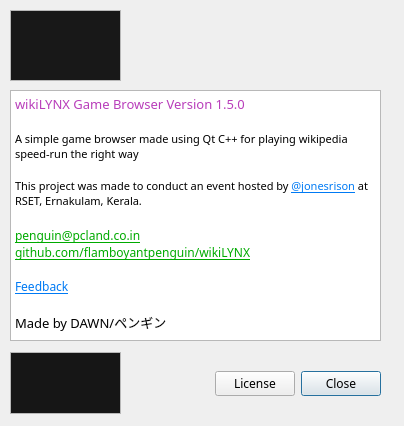
Before: the Qt Designer form wikiLYNX/ui/about.ui in flamboyantpenguin/wikilynx, drawn with Qt 5.
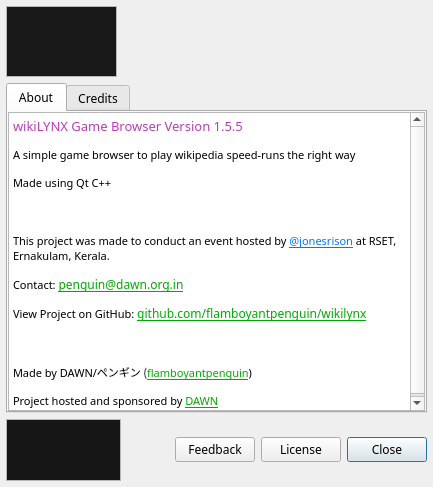
After: the same form once the commit is applied. Icons and pictures are not drawn.

Commit message: Release 1.5.5-C0 - Fixed incorrect gamewindow status - Fonts should now be clear on Windows (Disabled hinting) - Doc Update (Imcomplete) - Added newsew icons - Added credits (Incomplete) - Light/Dark Variants for Image assets (Imcomplete)

Patch:
```diff
--- a/wikiLYNX/ui/about.ui
+++ b/wikiLYNX/ui/about.ui
@@ -9,8 +9,8 @@
    <rect>
     <x>0</x>
     <y>0</y>
-    <width>404</width>
-    <height>426</height>
+    <width>433</width>
+    <height>487</height>
    </rect>
   </property>
   <property name="minimumSize">
@@ -21,13 +21,14 @@
   </property>
   <property name="maximumSize">
    <size>
-    <width>404</width>
-    <height>426</height>
+    <width>16777215</width>
+    <height>16777215</height>
    </size>
   </property>
   <property name="font">
    <font>
     <family>Comfortaa</family>
+    <hintingpreference>PreferNoHinting</hintingpreference>
    </font>
   </property>
   <property name="windowTitle">
@@ -37,63 +38,26 @@
    <iconset resource="../assets/assets.qrc">
     <normaloff>:/base/images/wikiLYNX_logo.svg</normaloff>:/base/images/wikiLYNX_logo.svg</iconset>
   </property>
-  <widget class="QTextBrowser" name="aboutPage">
-   <property name="geometry">
-    <rect>
-     <x>10</x>
-     <y>90</y>
-     <width>371</width>
-     <height>251</height>
-    </rect>
+  <layout class="QVBoxLayout" name="verticalLayout_2" stretch="0,1,0">
+   <property name="leftMargin">
+    <number>6</number>
    </property>
-   <property name="font">
-    <font>
-     <family>Comfortaa</family>
-    </font>
+   <property name="topMargin">
+    <number>6</number>
    </property>
-   <property name="inputMethodHints">
-    <set>Qt::InputMethodHint::ImhNone</set>
+   <property name="rightMargin">
+    <number>6</number>
    </property>
-   <property name="html">
-    <string>&lt;!DOCTYPE HTML PUBLIC &quot;-//W3C//DTD HTML 4.0//EN&quot; &quot;http://www.w3.org/TR/REC-html40/strict.dtd&quot;&gt;
-&lt;html&gt;&lt;head&gt;&lt;meta name=&quot;qrichtext&quot; content=&quot;1&quot; /&gt;&lt;meta charset=&quot;utf-8&quot; /&gt;&lt;style type=&quot;text/css&quot;&gt;
-p, li { white-space: pre-wrap; }
-hr { height: 1px; border-width: 0; }
-li.unchecked::marker { content: &quot;\2610&quot;; }
-li.checked::marker { content: &quot;\2612&quot;; }
-&lt;/style&gt;&lt;/head&gt;&lt;body style=&quot; font-family:'Comfortaa'; font-size:10pt; font-weight:400; font-style:normal;&quot;&gt;
-&lt;p style=&quot; margin-top:0px; margin-bottom:0px; margin-left:0px; margin-right:0px; -qt-block-indent:0; text-indent:0px;&quot;&gt;&lt;span style=&quot; color:#b83dba;&quot;&gt;wikiLYNX Game Browser Version 1.5.0&lt;/span&gt;&lt;/p&gt;
-&lt;p style=&quot;-qt-paragraph-type:empty; margin-top:0px; margin-bottom:0px; margin-left:0px; margin-right:0px; -qt-block-indent:0; text-indent:0px; color:#b83dba;&quot;&gt;&lt;br /&gt;&lt;/p&gt;
-&lt;p style=&quot; margin-top:0px; margin-bottom:0px; margin-left:0px; margin-right:0px; -qt-block-indent:0; text-indent:0px;&quot;&gt;&lt;span style=&quot; font-size:8pt;&quot;&gt;A simple game browser made using Qt C++ for playing wikipedia speed-run the right way  &lt;/span&gt;&lt;/p&gt;
-&lt;p style=&quot;-qt-paragraph-type:empty; margin-top:0px; margin-bottom:0px; margin-left:0px; margin-right:0px; -qt-block-indent:0; text-indent:0px; font-size:8pt;&quot;&gt;&lt;br /&gt;&lt;/p&gt;
-&lt;p style=&quot; margin-top:0px; margin-bottom:0px; margin-left:0px; margin-right:0px; -qt-block-indent:0; text-indent:0px;&quot;&gt;&lt;span style=&quot; font-size:8pt;&quot;&gt;This project was made to conduct an event hosted by &lt;/span&gt;&lt;a href=&quot;https://jonesrison.github.io/&quot;&gt;&lt;span style=&quot; font-size:8pt; text-decoration: underline; color:#007af4;&quot;&gt;@jonesrison&lt;/span&gt;&lt;/a&gt;&lt;span style=&quot; font-size:8pt;&quot;&gt; at RSET, Ernakulam, Kerala. &lt;/span&gt;&lt;/p&gt;
-&lt;p style=&quot;-qt-paragraph-type:empty; margin-top:0px; margin-bottom:0px; margin-left:0px; margin-right:0px; -qt-block-indent:0; text-indent:0px;&quot;&gt;&lt;br /&gt;&lt;/p&gt;
-&lt;p style=&quot; margin-top:0px; margin-bottom:0px; margin-left:0px; margin-right:0px; -qt-block-indent:0; text-indent:0px;&quot;&gt;&lt;a href=&quot;mailto:penguin@pcland.co.in&quot;&gt;&lt;span style=&quot; font-size:9pt; text-decoration: underline; color:#00aa00;&quot;&gt;penguin@pcland.co.in&lt;/span&gt;&lt;/a&gt;&lt;/p&gt;
-&lt;p style=&quot; margin-top:0px; margin-bottom:0px; margin-left:0px; margin-right:0px; -qt-block-indent:0; text-indent:0px;&quot;&gt;&lt;a href=&quot;https://github.com/flamboyantpenguin/wikiLYNX&quot;&gt;&lt;span style=&quot; font-size:9pt; text-decoration: underline; color:#00aa00;&quot;&gt;github.com/flamboyantpenguin/wikiLYNX&lt;/span&gt;&lt;/a&gt;&lt;/p&gt;
-&lt;p style=&quot;-qt-paragraph-type:empty; margin-top:0px; margin-bottom:0px; margin-left:0px; margin-right:0px; -qt-block-indent:0; text-indent:0px; font-size:9pt; text-decoration: underline; color:#00aa00;&quot;&gt;&lt;br /&gt;&lt;/p&gt;
-&lt;p style=&quot; margin-top:0px; margin-bottom:0px; margin-left:0px; margin-right:0px; -qt-block-indent:0; text-indent:0px;&quot;&gt;&lt;a href=&quot;https://forms.gle/SScZKbFLFBffdVay8&quot;&gt;&lt;span style=&quot; font-size:9pt; text-decoration: underline; color:#007af4;&quot;&gt;Feedback&lt;/span&gt;&lt;/a&gt;&lt;/p&gt;
-&lt;p style=&quot;-qt-paragraph-type:empty; margin-top:0px; margin-bottom:0px; margin-left:0px; margin-right:0px; -qt-block-indent:0; text-indent:0px; font-size:9pt; text-decoration: underline; color:#007af4;&quot;&gt;&lt;br /&gt;&lt;/p&gt;
-&lt;p style=&quot; margin-top:0px; margin-bottom:0px; margin-left:0px; margin-right:0px; -qt-block-indent:0; text-indent:0px;&quot;&gt;Made by DAWN/ペンギン&lt;/p&gt;&lt;/body&gt;&lt;/html&gt;</string>
+   <property name="bottomMargin">
+    <number>6</number>
    </property>
-   <property name="textInteractionFlags">
-    <set>Qt::TextInteractionFlag::LinksAccessibleByKeyboard|Qt::TextInteractionFlag::LinksAccessibleByMouse|Qt::TextInteractionFlag::TextBrowserInteraction|Qt::TextInteractionFlag::TextSelectableByKeyboard|Qt::TextInteractionFlag::TextSelectableByMouse</set>
-   </property>
-   <property name="openExternalLinks">
-    <bool>true</bool>
-   </property>
-  </widget>
-  <widget class="QWidget" name="horizontalLayoutWidget">
-   <property name="geometry">
-    <rect>
-     <x>10</x>
-     <y>10</y>
-     <width>371</width>
-     <height>72</height>
-    </rect>
-   </property>
+   <item>
    <layout class="QHBoxLayout" name="horizontalLayout">
     <item>
-     <widget class="QTextBrowser" name="textBrowser">
+      <widget class="QTextBrowser" name="appLogo">
+       <property name="enabled">
+        <bool>true</bool>
+       </property>
       <property name="maximumSize">
        <size>
         <width>111</width>
@@ -117,7 +81,7 @@
 li.unchecked::marker { content: &quot;\2610&quot;; }
 li.checked::marker { content: &quot;\2612&quot;; }
 &lt;/style&gt;&lt;/head&gt;&lt;body style=&quot; font-family:'Comfortaa'; font-size:10pt; font-weight:400; font-style:normal;&quot; bgcolor=&quot;#181818&quot;&gt;
-&lt;p style=&quot; margin-top:0px; margin-bottom:0px; margin-left:0px; margin-right:0px; -qt-block-indent:0; text-indent:0px;&quot;&gt;&lt;img src=&quot;:/base/images/wikiLYNX_logo.svg&quot; width=&quot;100&quot; height=&quot;60&quot; /&gt;&lt;/p&gt;&lt;/body&gt;&lt;/html&gt;</string>
+&lt;p style=&quot; margin-top:0px; margin-bottom:0px; margin-left:0px; margin-right:0px; -qt-block-indent:0; text-indent:0px;&quot;&gt;&lt;img src=&quot;:/base/images/wikiLYNX_logo.svg&quot; width=&quot;90&quot; height=&quot;70&quot; /&gt;&lt;/p&gt;&lt;/body&gt;&lt;/html&gt;</string>
       </property>
       <property name="textInteractionFlags">
        <set>Qt::TextInteractionFlag::NoTextInteraction</set>
@@ -138,28 +102,157 @@
      </spacer>
     </item>
    </layout>
-  </widget>
-  <widget class="QWidget" name="horizontalLayoutWidget_2">
-   <property name="geometry">
-    <rect>
-     <x>10</x>
-     <y>350</y>
-     <width>371</width>
-     <height>67</height>
-    </rect>
-   </property>
+   </item>
+   <item>
+    <widget class="QTabWidget" name="tabWidget">
+     <property name="currentIndex">
+      <number>0</number>
+     </property>
+     <widget class="QWidget" name="aboutTab">
+      <attribute name="title">
+       <string>About</string>
+      </attribute>
+      <layout class="QVBoxLayout" name="verticalLayout">
+       <property name="spacing">
+        <number>0</number>
+       </property>
+       <property name="leftMargin">
+        <number>0</number>
+       </property>
+       <property name="topMargin">
+        <number>0</number>
+       </property>
+       <property name="rightMargin">
+        <number>0</number>
+       </property>
+       <property name="bottomMargin">
+        <number>0</number>
+       </property>
+       <item>
+        <widget class="QTextBrowser" name="aboutPage">
+         <property name="font">
+          <font>
+           <family>Comfortaa</family>
+           <hintingpreference>PreferNoHinting</hintingpreference>
+          </font>
+         </property>
+         <property name="inputMethodHints">
+          <set>Qt::InputMethodHint::ImhNone</set>
+         </property>
+         <property name="frameShape">
+          <enum>QFrame::Shape::StyledPanel</enum>
+         </property>
+         <property name="frameShadow">
+          <enum>QFrame::Shadow::Sunken</enum>
+         </property>
+         <property name="verticalScrollBarPolicy">
+          <enum>Qt::ScrollBarPolicy::ScrollBarAsNeeded</enum>
+         </property>
+         <property name="html">
+          <string>&lt;!DOCTYPE HTML PUBLIC &quot;-//W3C//DTD HTML 4.0//EN&quot; &quot;http://www.w3.org/TR/REC-html40/strict.dtd&quot;&gt;
+&lt;html&gt;&lt;head&gt;&lt;meta name=&quot;qrichtext&quot; content=&quot;1&quot; /&gt;&lt;meta charset=&quot;utf-8&quot; /&gt;&lt;style type=&quot;text/css&quot;&gt;
+p, li { white-space: pre-wrap; }
+hr { height: 1px; border-width: 0; }
+li.unchecked::marker { content: &quot;\2610&quot;; }
+li.checked::marker { content: &quot;\2612&quot;; }
+&lt;/style&gt;&lt;/head&gt;&lt;body style=&quot; font-family:'Comfortaa'; font-size:10pt; font-weight:400; font-style:normal;&quot;&gt;
+&lt;p style=&quot; margin-top:12px; margin-bottom:12px; margin-left:0px; margin-right:0px; -qt-block-indent:0; text-indent:0px;&quot;&gt;&lt;span style=&quot; color:#b83dba;&quot;&gt;wikiLYNX Game Browser Version 1.5.5&lt;/span&gt;&lt;/p&gt;
+&lt;p style=&quot; margin-top:12px; margin-bottom:12px; margin-left:0px; margin-right:0px; -qt-block-indent:0; text-indent:0px;&quot;&gt;&lt;span style=&quot; font-size:8pt;&quot;&gt;A simple game browser to play wikipedia speed-runs the right way &lt;/span&gt;&lt;/p&gt;
+&lt;p style=&quot; margin-top:12px; margin-bottom:12px; margin-left:0px; margin-right:0px; -qt-block-indent:0; text-indent:0px;&quot;&gt;&lt;span style=&quot; font-size:8pt;&quot;&gt;Made using Qt C++&lt;/span&gt;&lt;/p&gt;
+&lt;p style=&quot;-qt-paragraph-type:empty; margin-top:0px; margin-bottom:0px; margin-left:0px; margin-right:0px; -qt-block-indent:0; text-indent:0px;&quot;&gt;&lt;br /&gt;&lt;/p&gt;
+&lt;p style=&quot; margin-top:12px; margin-bottom:12px; margin-left:0px; margin-right:0px; -qt-block-indent:0; text-indent:0px;&quot;&gt;&lt;span style=&quot; font-size:8pt;&quot;&gt;This project was made to conduct an event hosted by &lt;/span&gt;&lt;a href=&quot;https://jonesrison.github.io/&quot;&gt;&lt;span style=&quot; font-size:8pt; text-decoration: underline; color:#007af4;&quot;&gt;@jonesrison&lt;/span&gt;&lt;/a&gt;&lt;span style=&quot; font-size:8pt;&quot;&gt; at RSET, Ernakulam, Kerala. &lt;/span&gt;&lt;/p&gt;
+&lt;p style=&quot; margin-top:12px; margin-bottom:12px; margin-left:0px; margin-right:0px; -qt-block-indent:0; text-indent:0px;&quot;&gt;&lt;span style=&quot; font-size:8pt;&quot;&gt;Contact: &lt;/span&gt;&lt;a href=&quot;mailto:penguin@dawn.org.in&quot;&gt;&lt;span style=&quot; font-size:9pt; text-decoration: underline; color:#00aa00;&quot;&gt;penguin@dawn.org.in&lt;/span&gt;&lt;/a&gt;&lt;/p&gt;
+&lt;p style=&quot; margin-top:12px; margin-bottom:12px; margin-left:0px; margin-right:0px; -qt-block-indent:0; text-indent:0px;&quot;&gt;&lt;span style=&quot; font-size:8pt;&quot;&gt;View Project on GitHub: &lt;/span&gt;&lt;a href=&quot;https://github.com/flamboyantpenguin/wikilynx&quot;&gt;&lt;span style=&quot; font-size:9pt; text-decoration: underline; color:#00aa00;&quot;&gt;github.com/flamboyantpenguin/wikilynx&lt;/span&gt;&lt;/a&gt;&lt;/p&gt;
+&lt;p style=&quot;-qt-paragraph-type:empty; margin-top:12px; margin-bottom:12px; margin-left:0px; margin-right:0px; -qt-block-indent:0; text-indent:0px;&quot;&gt;&lt;br /&gt;&lt;/p&gt;
+&lt;p style=&quot; margin-top:12px; margin-bottom:12px; margin-left:0px; margin-right:0px; -qt-block-indent:0; text-indent:0px;&quot;&gt;&lt;span style=&quot; font-size:8pt;&quot;&gt;Made by DAWN/ペンギン (&lt;/span&gt;&lt;a href=&quot;https://flamboyantpenguin.in&quot;&gt;&lt;span style=&quot; font-size:8pt; text-decoration: underline; color:#00aa00;&quot;&gt;flamboyantpenguin&lt;/span&gt;&lt;/a&gt;&lt;span style=&quot; font-size:8pt;&quot;&gt;)&lt;/span&gt;&lt;/p&gt;
+&lt;p style=&quot; margin-top:12px; margin-bottom:12px; margin-left:0px; margin-right:0px; -qt-block-indent:0; text-indent:0px;&quot;&gt;&lt;span style=&quot; font-size:8pt;&quot;&gt;Project hosted and sponsored by &lt;/span&gt;&lt;a href=&quot;https://dawn.org.in&quot;&gt;&lt;span style=&quot; font-size:8pt; text-decoration: underline; color:#00aa00;&quot;&gt;DAWN&lt;/span&gt;&lt;/a&gt;&lt;/p&gt;&lt;/body&gt;&lt;/html&gt;</string>
+         </property>
+         <property name="textInteractionFlags">
+          <set>Qt::TextInteractionFlag::LinksAccessibleByKeyboard|Qt::TextInteractionFlag::LinksAccessibleByMouse|Qt::TextInteractionFlag::TextBrowserInteraction|Qt::TextInteractionFlag::TextSelectableByKeyboard|Qt::TextInteractionFlag::TextSelectableByMouse</set>
+         </property>
+         <property name="openExternalLinks">
+          <bool>true</bool>
+         </property>
+        </widget>
+       </item>
+      </layout>
+     </widget>
+     <widget class="QWidget" name="creditsTab">
+      <attribute name="title">
+       <string>Credits</string>
+      </attribute>
+      <layout class="QVBoxLayout" name="verticalLayout_3">
+       <property name="spacing">
+        <number>0</number>
+       </property>
+       <property name="leftMargin">
+        <number>0</number>
+       </property>
+       <property name="topMargin">
+        <number>0</number>
+       </property>
+       <property name="rightMargin">
+        <number>0</number>
+       </property>
+       <property name="bottomMargin">
+        <number>0</number>
+       </property>
+       <item>
+        <widget class="QTextBrowser" name="credits">
+         <property name="html">
+          <string>&lt;!DOCTYPE HTML PUBLIC &quot;-//W3C//DTD HTML 4.0//EN&quot; &quot;http://www.w3.org/TR/REC-html40/strict.dtd&quot;&gt;
+&lt;html&gt;&lt;head&gt;&lt;meta name=&quot;qrichtext&quot; content=&quot;1&quot; /&gt;&lt;meta charset=&quot;utf-8&quot; /&gt;&lt;style type=&quot;text/css&quot;&gt;
+p, li { white-space: pre-wrap; }
+hr { height: 1px; border-width: 0; }
+li.unchecked::marker { content: &quot;\2610&quot;; }
+li.checked::marker { content: &quot;\2612&quot;; }
+&lt;/style&gt;&lt;/head&gt;&lt;body style=&quot; font-family:'Comfortaa'; font-size:10pt; font-weight:400; font-style:normal;&quot;&gt;
+&lt;p style=&quot; margin-top:0px; margin-bottom:0px; margin-left:0px; margin-right:0px; -qt-block-indent:0; text-indent:0px;&quot;&gt;&lt;span style=&quot; font-size:8pt;&quot;&gt;# Credits de wikiLYNX Game Browser&lt;/span&gt;&lt;/p&gt;
+&lt;p style=&quot;-qt-paragraph-type:empty; margin-top:0px; margin-bottom:0px; margin-left:0px; margin-right:0px; -qt-block-indent:0; text-indent:0px; font-size:8pt;&quot;&gt;&lt;br /&gt;&lt;/p&gt;
+&lt;p style=&quot; margin-top:0px; margin-bottom:0px; margin-left:0px; margin-right:0px; -qt-block-indent:0; text-indent:0px;&quot;&gt;&lt;span style=&quot; font-size:8pt;&quot;&gt;This game wouldn't have been what it is now without the help of some wonder individuals in this world. Their feedback, guidance and support help shaped this what is is now, from the UI to the game system. &lt;/span&gt;&lt;/p&gt;
+&lt;p style=&quot;-qt-paragraph-type:empty; margin-top:0px; margin-bottom:0px; margin-left:0px; margin-right:0px; -qt-block-indent:0; text-indent:0px; font-size:8pt;&quot;&gt;&lt;br /&gt;&lt;/p&gt;
+&lt;p style=&quot; margin-top:0px; margin-bottom:0px; margin-left:0px; margin-right:0px; -qt-block-indent:0; text-indent:0px;&quot;&gt;&lt;span style=&quot; font-size:8pt;&quot;&gt;First I would like to thank @jonesrison for the wonderful idea of making this a game. I, @jonesrison and @joel once sat down together in a lab session at college to play this game. Realising the fun and thrill of this game, we decided to host this game as a college event. This browser was thus born as a solution to implement some rules and system to decide winners among the players. &lt;/span&gt;&lt;/p&gt;
+&lt;p style=&quot;-qt-paragraph-type:empty; margin-top:0px; margin-bottom:0px; margin-left:0px; margin-right:0px; -qt-block-indent:0; text-indent:0px; font-size:8pt;&quot;&gt;&lt;br /&gt;&lt;/p&gt;
+&lt;p style=&quot; margin-top:0px; margin-bottom:0px; margin-left:0px; margin-right:0px; -qt-block-indent:0; text-indent:0px;&quot;&gt;&lt;span style=&quot; font-size:8pt;&quot;&gt;The event was hosted on Rajagiri School of Engineering and Technology. The event though with small hiccups, was a successfull one. The event success should also be credit to somehardworking individuals who volunteered to help us coordinate things. I also thank teachers and all faculty members for their guidance and approval. &lt;/span&gt;&lt;/p&gt;
+&lt;p style=&quot;-qt-paragraph-type:empty; margin-top:0px; margin-bottom:0px; margin-left:0px; margin-right:0px; -qt-block-indent:0; text-indent:0px; font-size:8pt;&quot;&gt;&lt;br /&gt;&lt;/p&gt;
+&lt;p style=&quot; margin-top:0px; margin-bottom:0px; margin-left:0px; margin-right:0px; -qt-block-indent:0; text-indent:0px;&quot;&gt;&lt;span style=&quot; font-size:8pt;&quot;&gt;Notable Mentions:&lt;/span&gt;&lt;/p&gt;
+&lt;p style=&quot;-qt-paragraph-type:empty; margin-top:0px; margin-bottom:0px; margin-left:0px; margin-right:0px; -qt-block-indent:0; text-indent:0px; font-size:8pt;&quot;&gt;&lt;br /&gt;&lt;/p&gt;
+&lt;p style=&quot; margin-top:0px; margin-bottom:0px; margin-left:0px; margin-right:0px; -qt-block-indent:0; text-indent:0px;&quot;&gt;&lt;span style=&quot; font-size:8pt;&quot;&gt;Pre-Alpha Stage Testers:&lt;/span&gt;&lt;/p&gt;
+&lt;p style=&quot;-qt-paragraph-type:empty; margin-top:0px; margin-bottom:0px; margin-left:0px; margin-right:0px; -qt-block-indent:0; text-indent:0px; font-size:8pt;&quot;&gt;&lt;br /&gt;&lt;/p&gt;
+&lt;p style=&quot; margin-top:0px; margin-bottom:0px; margin-left:0px; margin-right:0px; -qt-block-indent:0; text-indent:0px;&quot;&gt;&lt;span style=&quot; font-size:8pt;&quot;&gt; - @jonesrison&lt;/span&gt;&lt;/p&gt;
+&lt;p style=&quot; margin-top:0px; margin-bottom:0px; margin-left:0px; margin-right:0px; -qt-block-indent:0; text-indent:0px;&quot;&gt;&lt;span style=&quot; font-size:8pt;&quot;&gt; - @sid&lt;/span&gt;&lt;/p&gt;
+&lt;p style=&quot; margin-top:0px; margin-bottom:0px; margin-left:0px; margin-right:0px; -qt-block-indent:0; text-indent:0px;&quot;&gt;&lt;span style=&quot; font-size:8pt;&quot;&gt; - @hafeez&lt;/span&gt;&lt;/p&gt;
+&lt;p style=&quot;-qt-paragraph-type:empty; margin-top:0px; margin-bottom:0px; margin-left:0px; margin-right:0px; -qt-block-indent:0; text-indent:0px; font-size:8pt;&quot;&gt;&lt;br /&gt;&lt;/p&gt;
+&lt;p style=&quot;-qt-paragraph-type:empty; margin-top:0px; margin-bottom:0px; margin-left:0px; margin-right:0px; -qt-block-indent:0; text-indent:0px; font-size:8pt;&quot;&gt;&lt;br /&gt;&lt;/p&gt;
+&lt;p style=&quot; margin-top:0px; margin-bottom:0px; margin-left:0px; margin-right:0px; -qt-block-indent:0; text-indent:0px;&quot;&gt;&lt;span style=&quot; font-size:8pt;&quot;&gt;This project is based on the Qt Project and I can't fail to admit the potential of this framework. I believe Qt remains as one of the best GUI frameworks in existence. Special thanks to the Chromium Project as well who's behind the QtWebEngine. &lt;/span&gt;&lt;/p&gt;
+&lt;p style=&quot;-qt-paragraph-type:empty; margin-top:0px; margin-bottom:0px; margin-left:0px; margin-right:0px; -qt-block-indent:0; text-indent:0px; font-size:8pt;&quot;&gt;&lt;br /&gt;&lt;/p&gt;
+&lt;p style=&quot; margin-top:0px; margin-bottom:0px; margin-left:0px; margin-right:0px; -qt-block-indent:0; text-indent:0px;&quot;&gt;&lt;span style=&quot; font-size:8pt;&quot;&gt;I can't deny the power of generative AI technology in this era. I found them helpful to learn some difficult parts of app development, namely Debian, Flatpak and AppImage packaging within a short time.&lt;/span&gt;&lt;/p&gt;
+&lt;p style=&quot;-qt-paragraph-type:empty; margin-top:0px; margin-bottom:0px; margin-left:0px; margin-right:0px; -qt-block-indent:0; text-indent:0px; font-size:8pt;&quot;&gt;&lt;br /&gt;&lt;/p&gt;
+&lt;p style=&quot; margin-top:0px; margin-bottom:0px; margin-left:0px; margin-right:0px; -qt-block-indent:0; text-indent:0px;&quot;&gt;&lt;span style=&quot; font-size:8pt;&quot;&gt;The forces of the world perhaps aligned in the right timing and in the right direction caused events that led to the development of this game. I thank this world for the events that led to the development of the game. &lt;/span&gt;&lt;/p&gt;
+&lt;p style=&quot;-qt-paragraph-type:empty; margin-top:0px; margin-bottom:0px; margin-left:0px; margin-right:0px; -qt-block-indent:0; text-indent:0px; font-size:8pt;&quot;&gt;&lt;br /&gt;&lt;/p&gt;&lt;/body&gt;&lt;/html&gt;</string>
+         </property>
+        </widget>
+       </item>
+      </layout>
+     </widget>
+    </widget>
+   </item>
+   <item>
    <layout class="QHBoxLayout" name="horizontalLayout_2">
     <item>
      <widget class="QTextBrowser" name="textBrowser_2">
       <property name="maximumSize">
        <size>
-        <width>111</width>
+         <width>115</width>
         <height>62</height>
        </size>
       </property>
       <property name="inputMethodHints">
        <set>Qt::InputMethodHint::ImhNone</set>
       </property>
+       <property name="frameShape">
+        <enum>QFrame::Shape::StyledPanel</enum>
+       </property>
       <property name="verticalScrollBarPolicy">
        <enum>Qt::ScrollBarPolicy::ScrollBarAlwaysOff</enum>
       </property>
@@ -194,6 +287,16 @@
       </property>
      </spacer>
     </item>
+     <item>
+      <widget class="QPushButton" name="feedbackButton">
+       <property name="text">
+        <string>Feedback</string>
+       </property>
+       <property name="icon">
+        <iconset theme="feedback"/>
+       </property>
+      </widget>
+     </item>
     <item>
      <widget class="QPushButton" name="showLicense">
       <property name="toolTip">
@@ -230,7 +333,8 @@
      </widget>
     </item>
    </layout>
-  </widget>
+   </item>
+  </layout>
  </widget>
  <resources>
   <include location="../assets/assets.qrc"/>
```
Left out of the diff: 2 changed lines with no effect on the pictures. Lines whose indentation alone changed are shown as unchanged. The commit also changes 130 other files.
